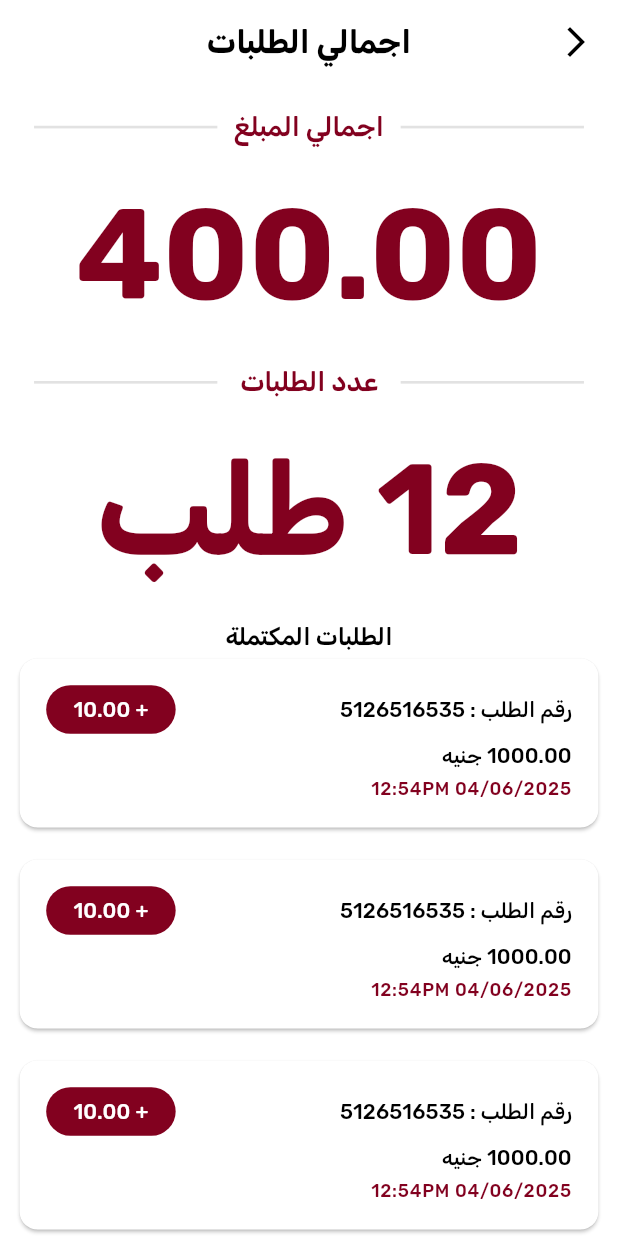
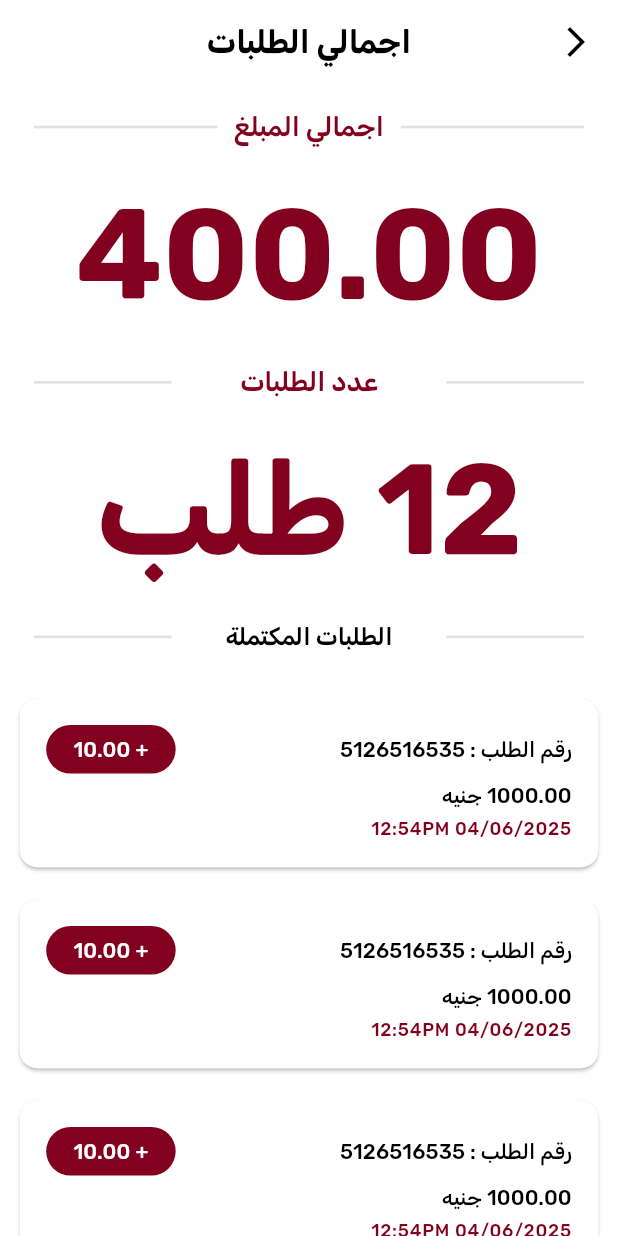
Before and after one commit to Brmja-Tech/rubinodelivery, a Flutter app: the TotalOrdersScreen screen opened by its route, on a phone screen of 412 x 824 dp. Run offline on Flutter 3.47's test engine with Material 3 defaults, Android fonts, the phone set to English and light mode, and no system bars; our stand-ins replace cached_network_image, device_preview, dio, easy_localization, flutter_bloc, flutter_screenutil and 9 more; accounts and stored records are empty.

Commit message:
Enhance TotalOrdersScreen layout with improved structure and alignment for order statistics

```diff
--- a/lib/features/Profile/view/pages/total_orders_screen.dart
+++ b/lib/features/Profile/view/pages/total_orders_screen.dart
@@ -114,6 +114,7 @@ class TotalOrdersScreen extends StatelessWidget {
                             ),
                           ),
                           Expanded(
+                            flex: 2,
                             child: Center(
                               child: Text(
                                 "NumberOrders".tr(),
@@ -142,10 +143,35 @@ class TotalOrdersScreen extends StatelessWidget {
                         ),
                       ),
                       Gap(30.h),
-                      Text(
-                        "CompletedOrders".tr(),
-                        style: context.textTheme.headlineMedium,
+                      Row(
+                        mainAxisAlignment: MainAxisAlignment.center,
+                        children: [
+                          Expanded(
+                            child: Container(
+                              // width: MediaQuery.sizeOf(context).width / 3 - 25,
+                              height: 2.h,
+                              color: AppColors.dividerColor,
+                            ),
+                          ),
+                          Expanded(
+                            flex: 2,
+                            child: Center(
+                              child: Text(
+                                "CompletedOrders".tr(),
+                                style: context.textTheme.headlineMedium,
+                              ),
+                            ),
+                          ),
+                          Expanded(
+                            child: Container(
+                              // width: MediaQuery.sizeOf(context).width / 3 - 25,
+                              height: 2.h,
+                              color: AppColors.dividerColor,
+                            ),
+                          ),
+                        ],
                       ),
+                      Gap(30.h),
                     ],
                   ),
                 ),
```
